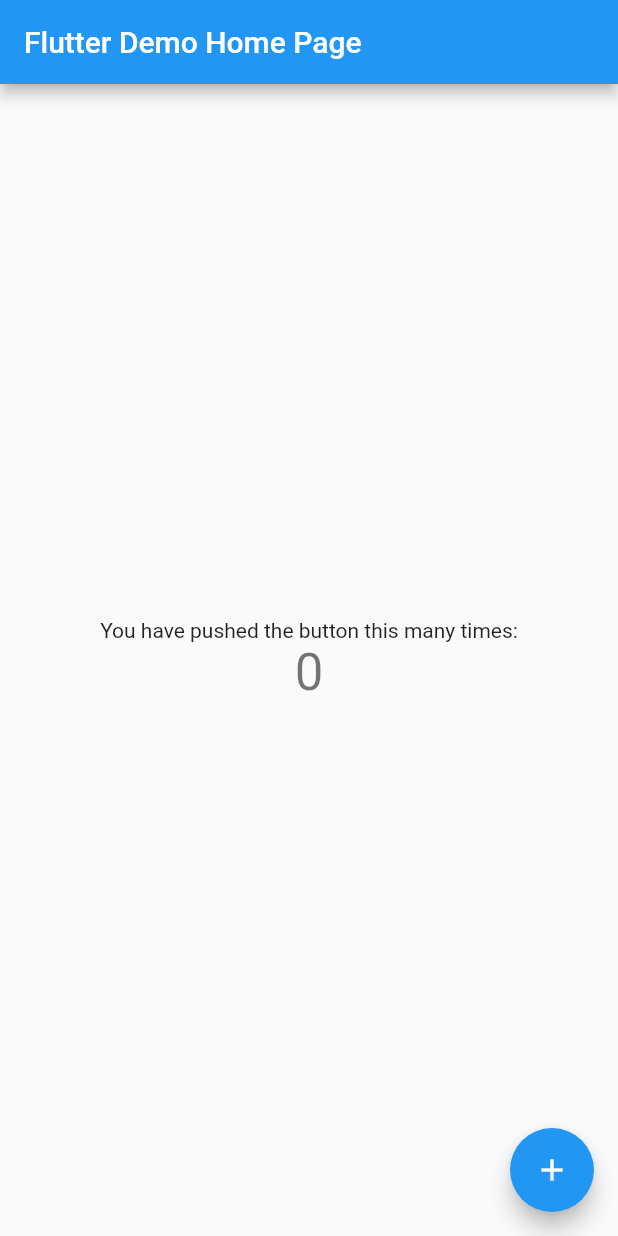
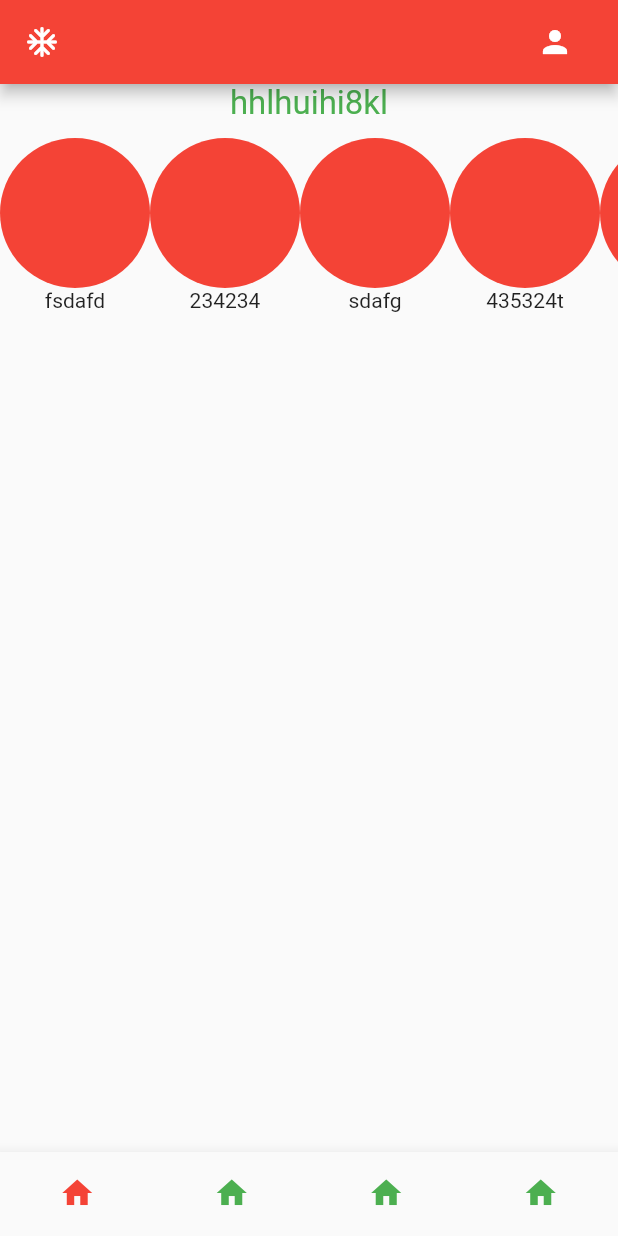
Before and after one commit to bishnusilwal/recipe_mobile_app, a Flutter app: the screen it shows after launch, on a phone screen of 412 x 824 dp. Run offline on Flutter 3.47's test engine with Material 2 defaults, Android fonts, the phone set to English and light mode, and no system bars.

Commit message:
bottom navigation bar and navScreens

```diff
--- a/lib/main.dart
+++ b/lib/main.dart
@@ -1,4 +1,5 @@
 import 'package:flutter/material.dart';
+import 'package:recipe_mobile_app/screens/homeScreen.dart';
 
 void main() {
   runApp(MyApp());
@@ -22,92 +23,7 @@
         // is not restarted.
         primarySwatch: Colors.blue,
       ),
-      home: MyHomePage(title: 'Flutter Demo Home Page'),
+      home: HomeScreen(),
     );
   }
 }
-
-class MyHomePage extends StatefulWidget {
-  MyHomePage({Key? key, required this.title}) : super(key: key);
-
-  // This widget is the home page of your application. It is stateful, meaning
-  // that it has a State object (defined below) that contains fields that affect
-  // how it looks.
-
-  // This class is the configuration for the state. It holds the values (in this
-  // case the title) provided by the parent (in this case the App widget) and
-  // used by the build method of the State. Fields in a Widget subclass are
-  // always marked "final".
-
-  final String title;
-
-  @override
-  _MyHomePageState createState() => _MyHomePageState();
-}
-
-class _MyHomePageState extends State<MyHomePage> {
-  int _counter = 0;
-
-  void _incrementCounter() {
-    setState(() {
-      // This call to setState tells the Flutter framework that something has
-      // changed in this State, which causes it to rerun the build method below
-      // so that the display can reflect the updated values. If we changed
-      // _counter without calling setState(), then the build method would not be
-      // called again, and so nothing would appear to happen.
-      _counter++;
-    });
-  }
-
-  @override
-  Widget build(BuildContext context) {
-    // This method is rerun every time setState is called, for instance as done
-    // by the _incrementCounter method above.
-    //
-    // The Flutter framework has been optimized to make rerunning build methods
-    // fast, so that you can just rebuild anything that needs updating rather
-    // than having to individually change instances of widgets.
-    return Scaffold(
-      appBar: AppBar(
-        // Here we take the value from the MyHomePage object that was created by
-        // the App.build method, and use it to set our appbar title.
-        title: Text(widget.title),
-      ),
-      body: Center(
-        // Center is a layout widget. It takes a single child and positions it
-        // in the middle of the parent.
-        child: Column(
-          // Column is also a layout widget. It takes a list of children and
-          // arranges them vertically. By default, it sizes itself to fit its
-          // children horizontally, and tries to be as tall as its parent.
-          //
-          // Invoke "debug painting" (press "p" in the console, choose the
-          // "Toggle Debug Paint" action from the Flutter Inspector in Android
-          // Studio, or the "Toggle Debug Paint" command in Visual Studio Code)
-          // to see the wireframe for each widget.
-          //
-          // Column has various properties to control how it sizes itself and
-          // how it positions its children. Here we use mainAxisAlignment to
-          // center the children vertically; the main axis here is the vertical
-          // axis because Columns are vertical (the cross axis would be
-          // horizontal).
-          mainAxisAlignment: MainAxisAlignment.center,
-          children: <Widget>[
-            Text(
-              'You have pushed the button this many times:',
-            ),
-            Text(
-              '$_counter',
-              style: Theme.of(context).textTheme.headline4,
-            ),
-          ],
-        ),
-      ),
-      floatingActionButton: FloatingActionButton(
-        onPressed: _incrementCounter,
-        tooltip: 'Increment',
-        child: Icon(Icons.add),
-      ), // This trailing comma makes auto-formatting nicer for build methods.
-    );
-  }
-}
--- /dev/null
+++ b/lib/screens/homeScreen.dart
@@ -0,0 +1,130 @@
+import 'package:flutter/material.dart';
+import 'package:recipe_mobile_app/screens/CategoryScreen.dart';
+
+class HomeScreen extends StatefulWidget {
+  const HomeScreen({Key? key}) : super(key: key);
+
+  @override
+  State<HomeScreen> createState() => _HomeScreenState();
+}
+
+class _HomeScreenState extends State<HomeScreen> {
+  int currentIndex = 0;
+  PageController _controller = PageController();
+
+  void handlePage(index) {
+    setState(() {
+      currentIndex = index;
+    });
+    _controller.jumpToPage(currentIndex);
+  }
+
+  @override
+  Widget build(BuildContext context) {
+    return Scaffold(
+      body: PageView(
+        physics: NeverScrollableScrollPhysics(),
+        onPageChanged: (index) {},
+        controller: _controller,
+        children: [
+          Scaffold(
+            appBar: AppBar(
+              title: Icon(Icons.ac_unit_rounded),
+              backgroundColor: Colors.red,
+              actions: [
+                Icon(Icons.person),
+                SizedBox(
+                  width: 30,
+                )
+              ],
+            ),
+            body: SingleChildScrollView(
+              child: Column(
+                children: [
+                  Text(
+                    "hhlhuihi8kl",
+                    style: TextStyle(fontSize: 22, color: Colors.green),
+                  ),
+                  SizedBox(
+                    height: 10,
+                  ),
+                  Container(
+                    height: 200,
+                    width: double.infinity,
+                    child: ListView(
+                      scrollDirection: Axis.horizontal,
+                      children: [
+                        _categoryCircle("fsdafd"),
+                        _categoryCircle("234234"),
+                        _categoryCircle("sdafg"),
+                        _categoryCircle("435324t"),
+                        _categoryCircle("435324t"),
+                        _categoryCircle("435324t"),
+                        _categoryCircle("435324t"),
+                      ],
+                    ),
+                  )
+                ],
+              ),
+            ),
+          ),
+          Categoryes(),
+          Container(),
+          Container(),
+        ],
+      ),
+      bottomNavigationBar: BottomNavigationBar(
+        type: BottomNavigationBarType.fixed,
+        selectedFontSize: 0,
+        unselectedFontSize: 0,
+        onTap: (index) {
+          handlePage(index);
+        },
+        items: [
+          BottomNavigationBarItem(
+            icon: Icon(
+              Icons.home,
+              color: (currentIndex == 0) ? Colors.red : Colors.green,
+            ),
+            label: "",
+          ),
+          BottomNavigationBarItem(
+            icon: Icon(
+              Icons.home,
+              color: (currentIndex == 1) ? Colors.red : Colors.green,
+            ),
+            label: "",
+          ),
+          BottomNavigationBarItem(
+            icon: Icon(
+              Icons.home,
+              color: (currentIndex == 2) ? Colors.red : Colors.green,
+            ),
+            label: "",
+          ),
+          BottomNavigationBarItem(
+            icon: Icon(
+              Icons.home,
+              color: (currentIndex == 3) ? Colors.red : Colors.green,
+            ),
+            label: "",
+          ),
+        ],
+      ),
+    );
+  }
+
+  Column _categoryCircle(String title) {
+    return Column(
+      children: [
+        Container(
+          width: 100,
+          height: 100,
+          decoration: BoxDecoration(
+              color: Colors.red, borderRadius: BorderRadius.circular(99)),
+        ),
+        Text(title)
+      ],
+    );
+  }
+}
```
Also changed, not shown: lib/screens/CategoryScreen.dart (added, +60 -0 lines), lib/screens/SearchScreen.dart (added, +25 -0 lines), pubspec.lock.
